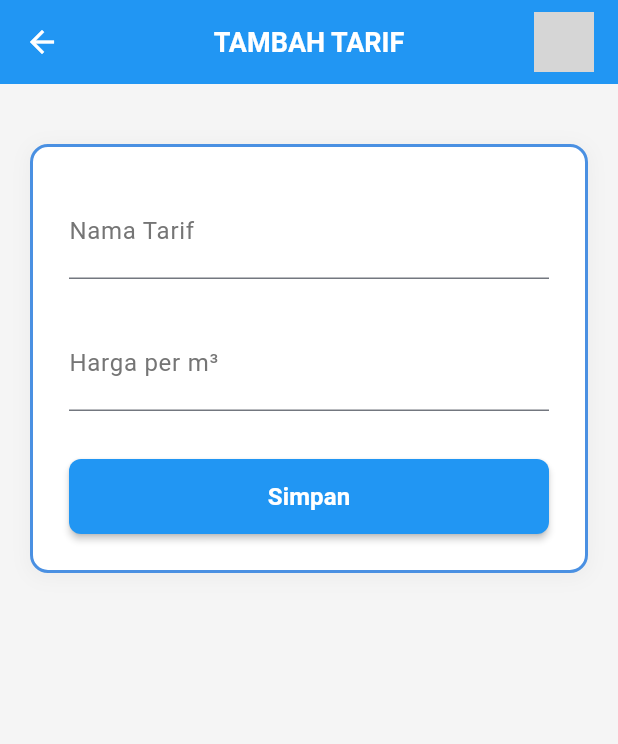
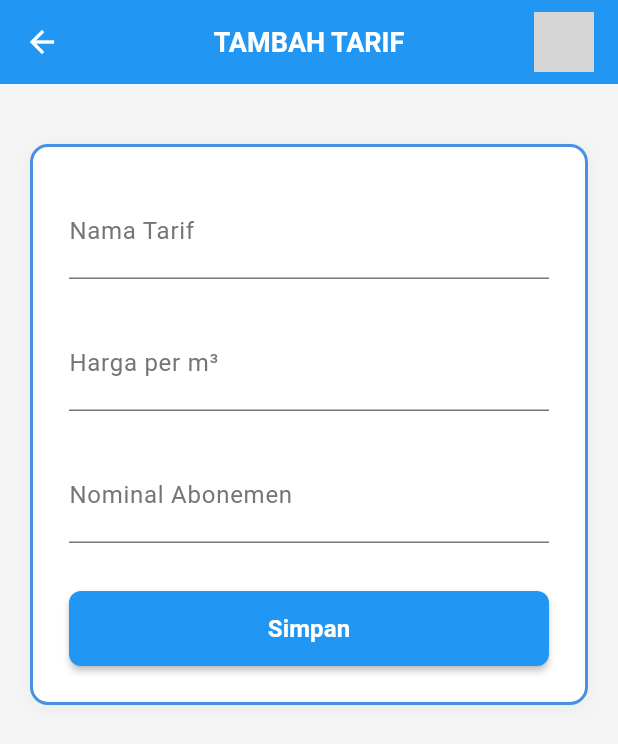
Before and after one commit to Harwas/catat_meter, a Flutter app: the TambahTarifScreen screen opened directly with empty values, on a phone screen of 412 x 824 dp. Shown: the top 744 px of the screen. Run offline on Flutter 3.47's test engine with Material 3 defaults, Android fonts, the phone set to English and light mode, and no system bars; our stand-ins replace firebase_core, firebase_database; missing offline and left inert: excel; accounts and stored records are empty; grey boxes are pictures that could not be loaded.

Commit message:
tambah abonemen

```diff
--- a/lib/screens/form_kalkulasi_screen.dart
+++ b/lib/screens/form_kalkulasi_screen.dart
@@ -24,6 +24,7 @@ class _FormKalkulasiScreenState extends State<FormKalkulasiScreen> {
   int _terhutangSebelumnya = 0;
   int _standAwal = 0;
   int _hargaPerKubik = 0;
+  int _abonemen = 0; // NEW
   String _jenisTarif = '';
 
   int _toInt(dynamic value) => int.tryParse(value?.toString() ?? '0') ?? 0;
@@ -52,19 +53,21 @@ class _FormKalkulasiScreenState extends State<FormKalkulasiScreen> {
         final data = snapshot.value as Map<dynamic, dynamic>;
         setState(() {
           _hargaPerKubik = _toInt(data['harga']);
+          _abonemen = _toInt(data['abonemen']); // NEW
           _jenisTarif = data['nama']?.toString() ?? '';
         });
         return;
       }
     }
 
-    // Kalau tidak ada tarif_key atau datanya tidak ditemukan → ambil harga default dari tarif pertama
+    // Kalau tidak ada tarif_key → ambil tarif pertama
     final allTarifSnap = await ref.get();
     if (allTarifSnap.exists) {
       final allTarif = allTarifSnap.value as Map<dynamic, dynamic>;
       final firstTarif = allTarif.entries.first.value as Map<dynamic, dynamic>;
       setState(() {
         _hargaPerKubik = _toInt(firstTarif['harga']);
+        _abonemen = _toInt(firstTarif['abonemen']); // NEW
         _jenisTarif = firstTarif['nama']?.toString() ?? '';
       });
     }
@@ -74,7 +77,7 @@ class _FormKalkulasiScreenState extends State<FormKalkulasiScreen> {
     final standBaru = int.tryParse(_standBaruController.text) ?? _standAwal;
     final pemakaian = standBaru - _standAwal;
     final tagihanBaru = pemakaian * _hargaPerKubik;
-    final totalTagihan = tagihanBaru + _terhutangSebelumnya;
+    final totalTagihan = tagihanBaru + _abonemen + _terhutangSebelumnya; // NEW
 
     setState(() {
       _kubikasi = pemakaian;
@@ -96,7 +99,7 @@ class _FormKalkulasiScreenState extends State<FormKalkulasiScreen> {
           standBaru: standBaru,
           tanggalCatat: tanggalCatat,
           totalTagihan: _tagihan,
-          currentUser: widget.currentUser, // <-- Tambahkan ini
+          currentUser: widget.currentUser,
         ),
       ),
     );
@@ -268,6 +271,8 @@ class _FormKalkulasiScreenState extends State<FormKalkulasiScreen> {
                                       SizedBox(height: 8),
                                       _buildBillingRow('Tarif', '${_formatCurrency(_hargaPerKubik)}/m³'),
                                       SizedBox(height: 8),
+                                      _buildBillingRow('Abonemen', _formatCurrency(_abonemen)), // NEW
+                                      SizedBox(height: 8),
                                       _buildBillingRow('Terhutang Sebelumnya', _formatCurrency(_terhutangSebelumnya)),
                                       SizedBox(height: 12),
                                       Divider(color: Colors.grey[400], thickness: 1),
--- a/lib/screens/tambah_tarif_screen.dart
+++ b/lib/screens/tambah_tarif_screen.dart
@@ -2,7 +2,7 @@ import 'package:flutter/material.dart';
 import 'package:firebase_database/firebase_database.dart';
 
 class TambahTarifScreen extends StatefulWidget {
-  final Map<String, dynamic> currentUser; // Tambahkan ini
+  final Map<String, dynamic> currentUser;
 
   const TambahTarifScreen({required this.currentUser, Key? key}) : super(key: key);
 
@@ -14,6 +14,7 @@ class _TambahTarifScreenState extends State<TambahTarifScreen> {
   final _formKey = GlobalKey<FormState>();
   final TextEditingController _namaController = TextEditingController();
   final TextEditingController _hargaController = TextEditingController();
+  final TextEditingController _abonemenController = TextEditingController();
   bool _loading = false;
 
   Future<void> _simpanTarif() async {
@@ -22,6 +23,7 @@ class _TambahTarifScreenState extends State<TambahTarifScreen> {
 
     final namaTarif = _namaController.text.trim().toUpperCase();
     final harga = int.tryParse(_hargaController.text.trim()) ?? 0;
+    final abonemen = int.tryParse(_abonemenController.text.trim()) ?? 0;
 
     if (namaTarif.isEmpty || harga <= 0) {
       ScaffoldMessenger.of(context).showSnackBar(
@@ -32,10 +34,10 @@ class _TambahTarifScreenState extends State<TambahTarifScreen> {
     }
 
     try {
-      // Simpan hanya field nama dan harga, tambahkan user info
       await FirebaseDatabase.instance.ref('tarif/$namaTarif').set({
         'nama': namaTarif,
         'harga': harga,
+        'abonemen': abonemen,
         'dibuat_oleh': widget.currentUser['username'],
         'dibuat_oleh_uid': widget.currentUser['uid'],
         'dibuat_oleh_role': widget.currentUser['role'],
@@ -91,7 +93,6 @@ class _TambahTarifScreenState extends State<TambahTarifScreen> {
                 width: 35,
                 height: 35,
                 fit: BoxFit.contain,
-                // Menangani error jika gambar tidak ditemukan
               ),
             ),
           ),
@@ -102,7 +103,6 @@ class _TambahTarifScreenState extends State<TambahTarifScreen> {
         child: Column(
           children: [
             const SizedBox(height: 20),
-            // Card container sesuai desain
             Container(
               padding: const EdgeInsets.all(24),
               decoration: BoxDecoration(
@@ -125,7 +125,7 @@ class _TambahTarifScreenState extends State<TambahTarifScreen> {
                 key: _formKey,
                 child: Column(
                   children: [
-                    // Input Nama Tarif
+                    // Nama Tarif
                     TextFormField(
                       controller: _namaController,
                       decoration: InputDecoration(
@@ -147,7 +147,7 @@ class _TambahTarifScreenState extends State<TambahTarifScreen> {
                     ),
                     const SizedBox(height: 24),
 
-                    // Input Harga per m³
+                    // Harga
                     TextFormField(
                       controller: _hargaController,
                       decoration: InputDecoration(
@@ -167,6 +167,29 @@ class _TambahTarifScreenState extends State<TambahTarifScreen> {
                       style: const TextStyle(fontSize: 16),
                       keyboardType: TextInputType.number,
                       validator: (v) => v == null || int.tryParse(v.trim()) == null ? 'Harga wajib angka' : null,
+                    ),
+                    const SizedBox(height: 24),
+
+                    // Abonemen
+                    TextFormField(
+                      controller: _abonemenController,
+                      decoration: InputDecoration(
+                        labelText: 'Nominal Abonemen',
+                        labelStyle: TextStyle(
+                          color: Colors.grey[600],
+                          fontSize: 16,
+                        ),
+                        border: UnderlineInputBorder(
+                          borderSide: BorderSide(color: Colors.grey[300]!),
+                        ),
+                        focusedBorder: const UnderlineInputBorder(
+                          borderSide: BorderSide(color: Color(0xFF4A90E2), width: 2),
+                        ),
+                        contentPadding: const EdgeInsets.symmetric(vertical: 12),
+                      ),
+                      style: const TextStyle(fontSize: 16),
+                      keyboardType: TextInputType.number,
+                      validator: (v) => v == null || int.tryParse(v.trim()) == null ? 'Abonemen wajib angka' : null,
                     ),
                     const SizedBox(height: 32),
 
```
